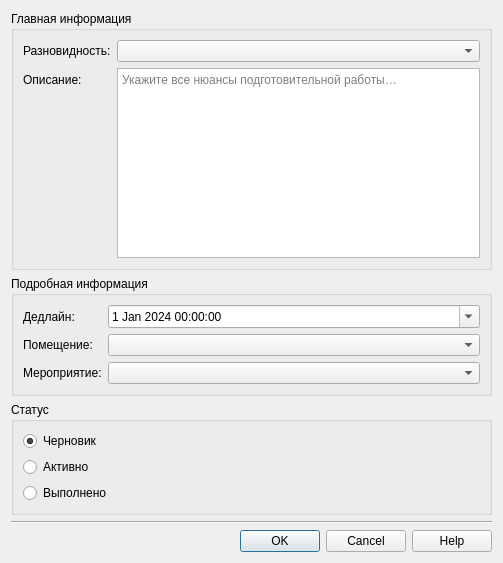
Old version of the form app/ui/dialogs/create_work.ui in the repository NTO-2nd-stage-ABP/ccms.
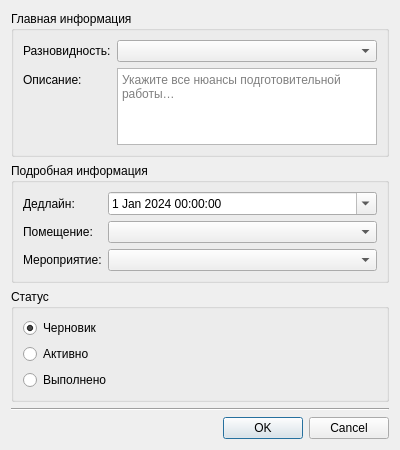
New version of the form.

```diff
--- a/app/ui/dialogs/create_work.ui
+++ b/app/ui/dialogs/create_work.ui
@@ -6,8 +6,8 @@
    <rect>
     <x>0</x>
     <y>0</y>
-    <width>503</width>
-    <height>563</height>
+    <width>400</width>
+    <height>450</height>
    </rect>
   </property>
   <property name="windowTitle">
@@ -156,7 +156,7 @@
       <enum>Qt::Horizontal</enum>
      </property>
      <property name="standardButtons">
-      <set>QDialogButtonBox::Cancel|QDialogButtonBox::Help|QDialogButtonBox::Ok</set>
+      <set>QDialogButtonBox::Cancel|QDialogButtonBox::Ok</set>
      </property>
     </widget>
    </item>
```
